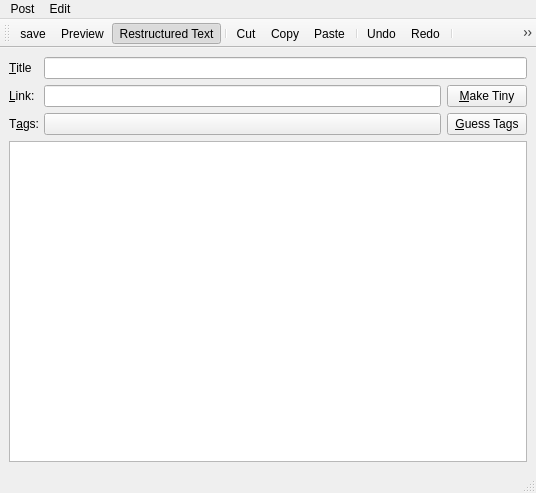
First picture: the form in BartleBlog/ui/rsteditor.ui, repository ralsina/ra-blog, before the edit.
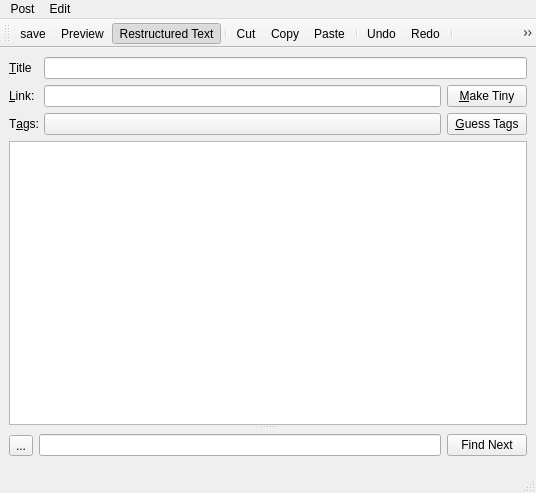
Second picture: the form after the edit. Icons and pictures are not drawn.

Commit message: Beginnings of decent functionality in post editor

What changed in the file:
```diff
--- a/BartleBlog/ui/rsteditor.ui
+++ b/BartleBlog/ui/rsteditor.ui
@@ -14,18 +14,24 @@
   </property>
   <widget class="QWidget" name="centralWidget" >
    <layout class="QVBoxLayout" >
-    <property name="margin" >
-     <number>9</number>
-    </property>
-    <property name="spacing" >
-     <number>6</number>
-    </property>
     <item>
      <layout class="QGridLayout" >
       <property name="margin" >
        <number>0</number>
       </property>
-      <property name="spacing" >
+      <property name="topMargin" >
+       <number>0</number>
+      </property>
+      <property name="rightMargin" >
+       <number>0</number>
+      </property>
+      <property name="bottomMargin" >
+       <number>0</number>
+      </property>
+      <property name="horizontalSpacing" >
+       <number>6</number>
+      </property>
+      <property name="verticalSpacing" >
        <number>6</number>
       </property>
       <item row="0" column="1" >
@@ -76,7 +82,19 @@
         <property name="margin" >
          <number>0</number>
         </property>
-        <property name="spacing" >
+        <property name="topMargin" >
+         <number>0</number>
+        </property>
+        <property name="rightMargin" >
+         <number>0</number>
+        </property>
+        <property name="bottomMargin" >
+         <number>0</number>
+        </property>
+        <property name="horizontalSpacing" >
+         <number>6</number>
+        </property>
+        <property name="verticalSpacing" >
          <number>6</number>
         </property>
         <item row="1" column="1" >
@@ -116,15 +134,47 @@
      </layout>
     </item>
     <item>
-     <widget class="QTextEdit" name="editor" >
-      <property name="font" >
-       <font>
-        <family>Bitstream Vera Sans Mono</family>
-       </font>
+     <widget class="QSplitter" name="splitter" >
+      <property name="orientation" >
+       <enum>Qt::Vertical</enum>
       </property>
-      <property name="acceptRichText" >
-       <bool>false</bool>
-      </property>
+      <widget class="QTextEdit" name="editor" >
+       <property name="font" >
+        <font>
+         <family>Bitstream Vera Sans Mono</family>
+        </font>
+       </property>
+       <property name="acceptRichText" >
+        <bool>false</bool>
+       </property>
+      </widget>
+      <widget class="QWidget" name="" >
+       <layout class="QHBoxLayout" >
+        <item>
+         <widget class="QToolButton" name="clearSearch" >
+          <property name="text" >
+           <string>...</string>
+          </property>
+          <property name="icon" >
+           <iconset resource="../../resources/icons.qrc" >:/icons/icons/editclear.svg</iconset>
+          </property>
+          <property name="shortcut" >
+           <string>Ctrl+K</string>
+          </property>
+         </widget>
+        </item>
+        <item>
+         <widget class="QLineEdit" name="search" />
+        </item>
+        <item>
+         <widget class="QPushButton" name="findNext" >
+          <property name="text" >
+           <string>Find Next</string>
+          </property>
+         </widget>
+        </item>
+       </layout>
+      </widget>
      </widget>
     </item>
    </layout>
```
Left out of the diff: 49 changed lines with no effect on the pictures. The commit also changes 3 other files.
